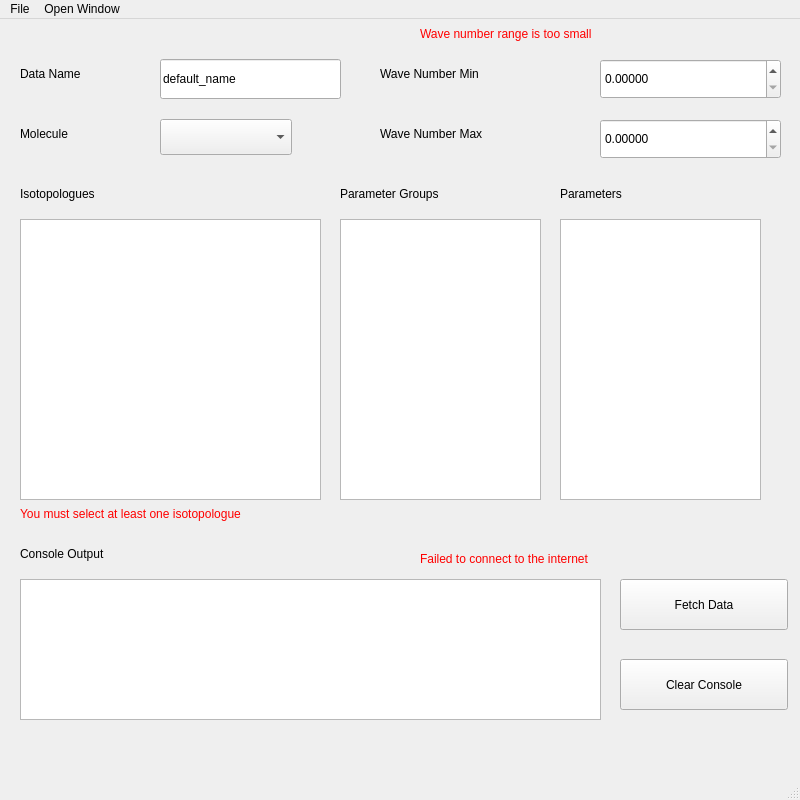
First picture: the form in layouts/main_window.ui, repository hitranonline/hapiest, before the edit.
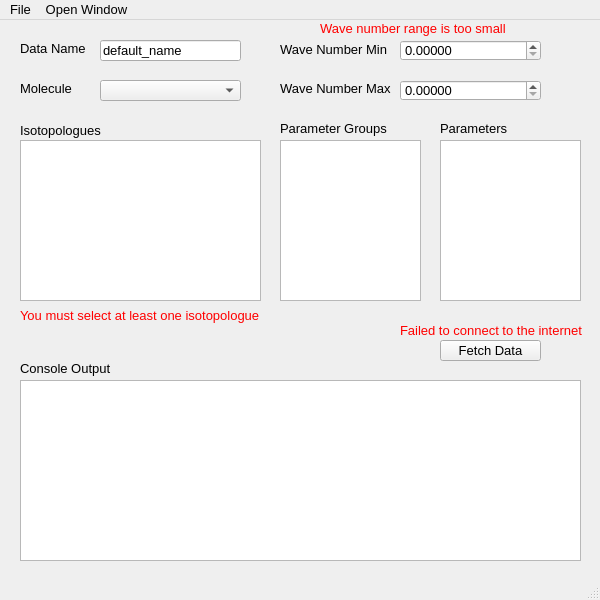
Second picture: the form after the edit.

Commit message: Created a system to support high-dpi screens (unfortunately qt4 doesn't support high dpi scaling very well so we'll just have to make alternate layouts for each window)

Patch:
```diff
--- a/layouts/main_window.ui
+++ b/layouts/main_window.ui
@@ -6,8 +6,8 @@
    <rect>
     <x>0</x>
     <y>0</y>
-    <width>800</width>
-    <height>800</height>
+    <width>600</width>
+    <height>600</height>
    </rect>
   </property>
   <property name="sizePolicy">
@@ -18,40 +18,51 @@
   </property>
   <property name="minimumSize">
    <size>
-    <width>800</width>
-    <height>800</height>
+    <width>600</width>
+    <height>600</height>
    </size>
   </property>
   <property name="maximumSize">
    <size>
-    <width>800</width>
-    <height>800</height>
+    <width>600</width>
+    <height>600</height>
    </size>
   </property>
+  <property name="font">
+   <font>
+    <pointsize>10</pointsize>
+   </font>
+  </property>
   <property name="windowTitle">
    <string>hapiest</string>
   </property>
   <property name="toolTip">
    <string/>
   </property>
+  <property name="toolButtonStyle">
+   <enum>Qt::ToolButtonIconOnly</enum>
+  </property>
+  <property name="tabShape">
+   <enum>QTabWidget::Rounded</enum>
+  </property>
   <widget class="QWidget" name="centralwidget">
    <widget class="QListWidget" name="iso_list">
     <property name="geometry">
      <rect>
       <x>20</x>
-      <y>200</y>
-      <width>301</width>
-      <height>281</height>
+      <y>120</y>
+      <width>241</width>
+      <height>161</height>
      </rect>
     </property>
    </widget>
    <widget class="QLineEdit" name="data_name">
     <property name="geometry">
      <rect>
-      <x>160</x>
-      <y>40</y>
-      <width>181</width>
-      <height>40</height>
+      <x>100</x>
+      <y>20</y>
+      <width>141</width>
+      <height>21</height>
      </rect>
     </property>
     <property name="text">
@@ -62,11 +73,16 @@
     <property name="geometry">
      <rect>
       <x>20</x>
-      <y>40</y>
-      <width>141</width>
-      <height>30</height>
+      <y>20</y>
+      <width>81</width>
+      <height>16</height>
      </rect>
     </property>
+    <property name="font">
+     <font>
+      <pointsize>10</pointsize>
+     </font>
+    </property>
     <property name="text">
      <string>Data Name</string>
     </property>
@@ -75,9 +91,9 @@
     <property name="geometry">
      <rect>
       <x>20</x>
-      <y>160</y>
+      <y>100</y>
       <width>181</width>
-      <height>30</height>
+      <height>21</height>
      </rect>
     </property>
     <property name="text">
@@ -87,10 +103,10 @@
    <widget class="QLabel" name="label_3">
     <property name="geometry">
      <rect>
-      <x>380</x>
-      <y>40</y>
-      <width>221</width>
-      <height>30</height>
+      <x>280</x>
+      <y>21</y>
+      <width>121</width>
+      <height>16</height>
      </rect>
     </property>
     <property name="text">
@@ -100,10 +116,10 @@
    <widget class="QLabel" name="label_4">
     <property name="geometry">
      <rect>
-      <x>380</x>
-      <y>100</y>
-      <width>221</width>
-      <height>30</height>
+      <x>280</x>
+      <y>60</y>
+      <width>121</width>
+      <height>16</height>
      </rect>
     </property>
     <property name="text">
@@ -113,12 +129,17 @@
    <widget class="QPushButton" name="fetch_button">
     <property name="geometry">
      <rect>
-      <x>620</x>
-      <y>560</y>
-      <width>168</width>
-      <height>51</height>
+      <x>440</x>
+      <y>320</y>
+      <width>101</width>
+      <height>21</height>
      </rect>
     </property>
+    <property name="font">
+     <font>
+      <pointsize>10</pointsize>
+     </font>
+    </property>
     <property name="text">
      <string>Fetch Data</string>
     </property>
@@ -127,9 +148,9 @@
     <property name="geometry">
      <rect>
       <x>20</x>
-      <y>100</y>
-      <width>101</width>
-      <height>30</height>
+      <y>60</y>
+      <width>61</width>
+      <height>16</height>
      </rect>
     </property>
     <property name="text">
@@ -139,40 +160,40 @@
    <widget class="QComboBox" name="molecule_id">
     <property name="geometry">
      <rect>
-      <x>160</x>
-      <y>100</y>
-      <width>132</width>
-      <height>36</height>
+      <x>100</x>
+      <y>60</y>
+      <width>141</width>
+      <height>21</height>
      </rect>
     </property>
    </widget>
    <widget class="QListWidget" name="param_group_list">
     <property name="geometry">
      <rect>
-      <x>340</x>
-      <y>200</y>
-      <width>201</width>
-      <height>281</height>
+      <x>280</x>
+      <y>120</y>
+      <width>141</width>
+      <height>161</height>
      </rect>
     </property>
    </widget>
    <widget class="QListWidget" name="param_list">
     <property name="geometry">
      <rect>
-      <x>560</x>
-      <y>200</y>
-      <width>201</width>
-      <height>281</height>
+      <x>440</x>
+      <y>120</y>
+      <width>141</width>
+      <height>161</height>
      </rect>
     </property>
    </widget>
    <widget class="QLabel" name="label_6">
     <property name="geometry">
      <rect>
-      <x>340</x>
-      <y>160</y>
+      <x>280</x>
+      <y>100</y>
       <width>221</width>
-      <height>30</height>
+      <height>16</height>
      </rect>
     </property>
     <property name="text">
@@ -182,10 +203,10 @@
    <widget class="QLabel" name="label_7">
     <property name="geometry">
      <rect>
-      <x>560</x>
-      <y>160</y>
+      <x>440</x>
+      <y>100</y>
       <width>121</width>
-      <height>30</height>
+      <height>16</height>
      </rect>
     </property>
     <property name="text">
@@ -196,15 +217,16 @@
     <property name="geometry">
      <rect>
       <x>20</x>
-      <y>560</y>
-      <width>581</width>
-      <height>141</height>
+      <y>360</y>
+      <width>561</width>
+      <height>181</height>
      </rect>
     </property>
     <property name="font">
      <font>
-      <family>Segoe UI</family>
-      <pointsize>8</pointsize>
+      <family>Consolas</family>
+      <pointsize>9</pointsize>
+      <stylestrategy>PreferAntialias</stylestrategy>
      </font>
     </property>
     <property name="readOnly">
@@ -218,9 +240,9 @@
     <property name="geometry">
      <rect>
       <x>20</x>
-      <y>520</y>
+      <y>340</y>
       <width>181</width>
-      <height>30</height>
+      <height>16</height>
      </rect>
     </property>
     <property name="text">
@@ -230,12 +252,17 @@
    <widget class="QPushButton" name="clear_console">
     <property name="geometry">
      <rect>
-      <x>620</x>
-      <y>640</y>
-      <width>168</width>
-      <height>51</height>
+      <x>600</x>
+      <y>520</y>
+      <width>101</width>
+      <height>21</height>
      </rect>
     </property>
+    <property name="font">
+     <font>
+      <pointsize>10</pointsize>
+     </font>
+    </property>
     <property name="text">
      <string>Clear Console</string>
     </property>
@@ -243,12 +270,17 @@
    <widget class="QDoubleSpinBox" name="wn_min">
     <property name="geometry">
      <rect>
-      <x>600</x>
-      <y>40</y>
-      <width>181</width>
-      <height>40</height>
+      <x>400</x>
+      <y>20</y>
+      <width>141</width>
+      <height>21</height>
      </rect>
     </property>
+    <property name="font">
+     <font>
+      <pointsize>10</pointsize>
+     </font>
+    </property>
     <property name="decimals">
      <number>5</number>
     </property>
@@ -262,12 +294,17 @@
    <widget class="QDoubleSpinBox" name="wn_max">
     <property name="geometry">
      <rect>
-      <x>600</x>
-      <y>100</y>
-      <width>181</width>
-      <height>40</height>
+      <x>400</x>
+      <y>60</y>
+      <width>141</width>
+      <height>21</height>
      </rect>
     </property>
+    <property name="font">
+     <font>
+      <pointsize>10</pointsize>
+     </font>
+    </property>
     <property name="decimals">
      <number>5</number>
     </property>
@@ -281,10 +318,10 @@
    <widget class="QLabel" name="err_small_range">
     <property name="geometry">
      <rect>
-      <x>420</x>
+      <x>320</x>
       <y>0</y>
-      <width>361</width>
-      <height>30</height>
+      <width>221</width>
+      <height>16</height>
      </rect>
     </property>
     <property name="palette">
@@ -331,10 +368,10 @@
    <widget class="QLabel" name="err_bad_connection">
     <property name="geometry">
      <rect>
-      <x>420</x>
-      <y>520</y>
-      <width>361</width>
-      <height>40</height>
+      <x>400</x>
+      <y>300</y>
+      <width>201</width>
+      <height>21</height>
      </rect>
     </property>
     <property name="palette">
@@ -382,8 +419,8 @@
     <property name="geometry">
      <rect>
       <x>20</x>
-      <y>480</y>
-      <width>481</width>
+      <y>280</y>
+      <width>241</width>
       <height>30</height>
      </rect>
     </property>
@@ -466,8 +503,8 @@
     <rect>
      <x>0</x>
      <y>0</y>
-     <width>800</width>
-     <height>43</height>
+     <width>600</width>
+     <height>23</height>
     </rect>
    </property>
    <widget class="QMenu" name="menuFile">
```
Left out of the diff: 3 changed lines with no effect on the pictures. The commit also changes 7 other files.
